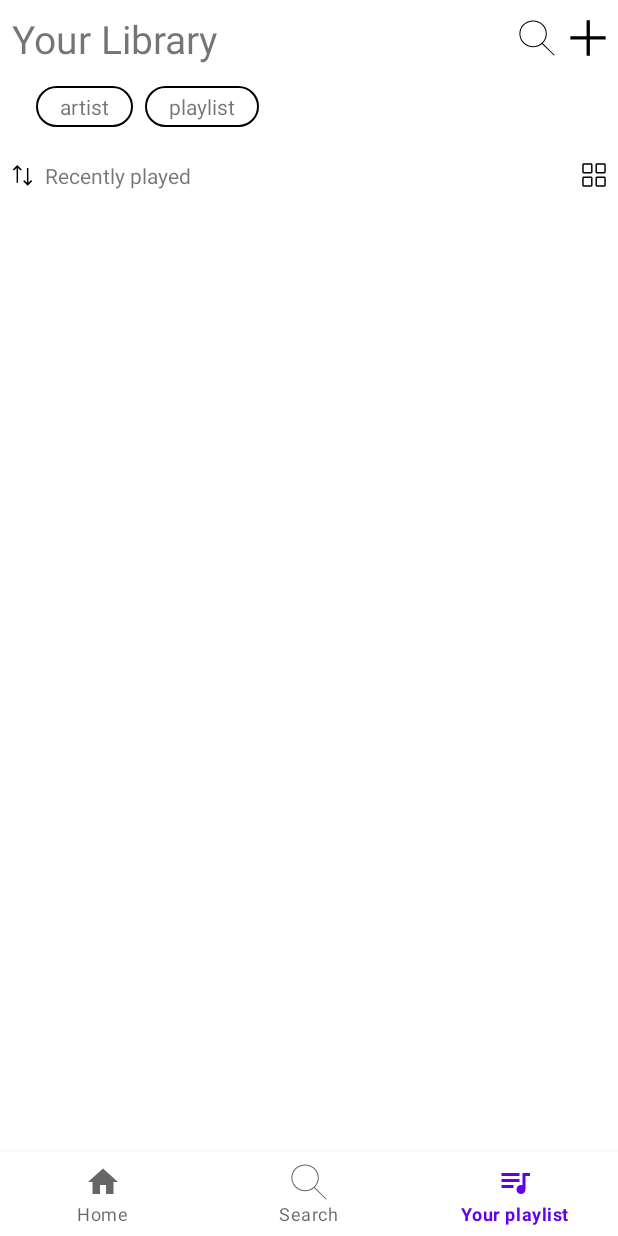
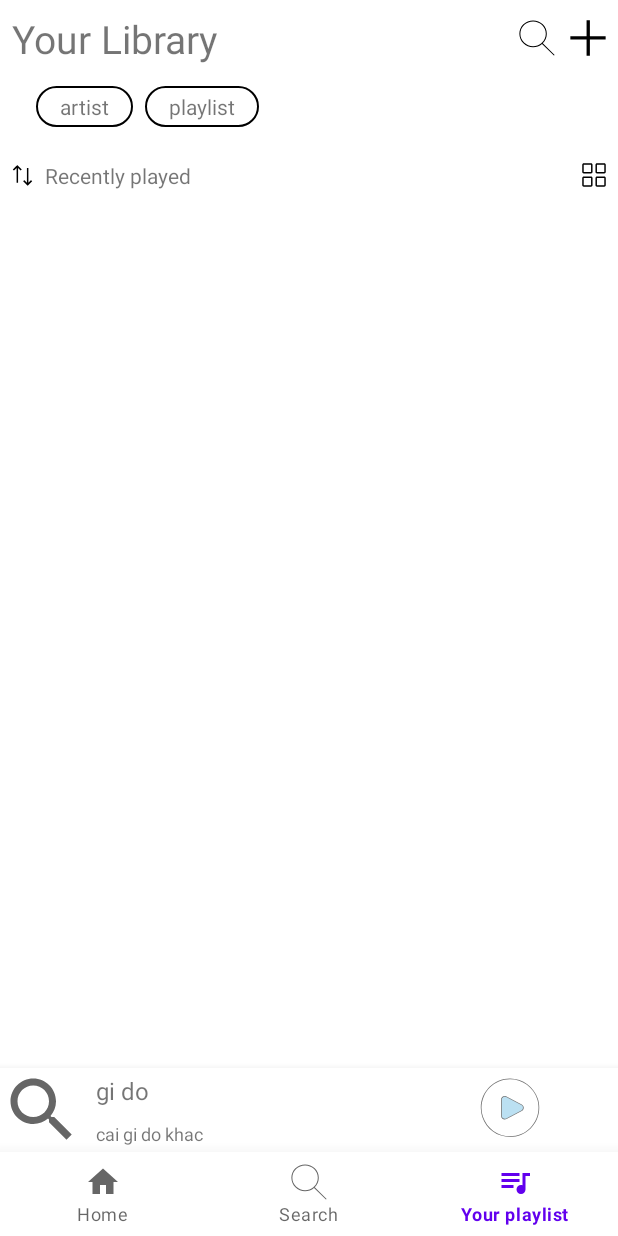
Before and after one commit to anh123abc777/tonezone, an Android app: the YourLibraryFragment screen opened through its navigation route, on a phone screen of 412 x 824 dp. Run offline under Robolectric (Android 15) with nearby library versions, the phone set to English and light mode, and no system bars; our stand-ins replace Room's generated code, data binding, navigation-ui; libraries missing offline, so code that uses them is left out: com.spotify.android, com.spotify.protocol, com.spotify.sdk; pictures from the network do not load; 5 statements that could not run were skipped.

Commit message:
player screen, mini player and spotify app remote

```diff
--- a/app/build.gradle
+++ b/app/build.gradle
@@ -42,6 +42,7 @@ android {
 dependencies {
 
     implementation 'androidx.legacy:legacy-support-v4:1.0.0'
+    implementation files('C:\\Users\\haohao\\Documents\\Kotlin\\spotify-app-remote-release-0.7.2.aar')
     def version_retrofit = "2.9.0"
     def version_navigation = "2.4.0-alpha02"
     def version_moshi = '1.12.0'
@@ -51,6 +52,7 @@ dependencies {
     def version_room = '2.3.0'
     def kotlin_version = "1.5.21"
     def version_kotlin_coroutines = '1.6.0'
+    def version_gson = '2.9.0'
 
 
     implementation 'androidx.core:core-ktx:1.7.0'
@@ -104,4 +106,7 @@ dependencies {
     // Kotlin Extensions and Coroutines support for Room
     implementation "androidx.room:room-ktx:$version_room"
 
+    implementation "com.google.code.gson:gson:$version_gson"
+
+
 }
--- a/app/src/main/java/com/example/tonezone/MainActivity.kt
+++ b/app/src/main/java/com/example/tonezone/MainActivity.kt
@@ -3,17 +3,21 @@ package com.example.tonezone
 import android.annotation.SuppressLint
 import android.content.Intent
 import android.os.Bundle
+import android.widget.Toast
 import androidx.appcompat.app.AppCompatActivity
 import androidx.databinding.DataBindingUtil
 import androidx.navigation.NavController
 import androidx.navigation.findNavController
 import androidx.navigation.ui.setupWithNavController
+import com.bumptech.glide.Glide
+import com.bumptech.glide.request.RequestOptions
 import com.example.tonezone.database.Token
 import com.example.tonezone.database.TokenRepository
 import com.example.tonezone.database.TonezoneDB
 import com.example.tonezone.databinding.ActivityMainBinding
 import com.example.tonezone.network.SpotifyData
 import com.example.tonezone.network.ToneApi
+import com.google.android.material.bottomsheet.BottomSheetBehavior
 import com.spotify.sdk.android.auth.AuthorizationClient
 import com.spotify.sdk.android.auth.AuthorizationRequest
 import com.spotify.sdk.android.auth.AuthorizationResponse
@@ -50,6 +54,7 @@ class MainActivity : AppCompatActivity() {
 
         setupNav()
 
+        temp()
 //        val extractorsFactory = DefaultExtractorsFactory()
 //            .setTsExtractorFlags(DefaultTsPayloadReaderFactory.FLAG_ALLOW_NON_IDR_KEYFRAMES)
 //            .setTsExtractorFlags(DefaultTsPayloadReaderFactory.FLAG_DETECT_ACCESS_UNITS)
@@ -62,6 +67,24 @@ class MainActivity : AppCompatActivity() {
 //            )
 //            .build()
 
+    }
+
+    private fun temp(){
+        val bottomSheetBehavior = BottomSheetBehavior.from(binding.bottomSheet)
+        bottomSheetBehavior.isHideable = false
+
+        Glide.with(binding.miniPlayer.thumbnail.context)
+            .load("https://picsum.photos/200/200")
+            .apply(
+                RequestOptions()
+                    .placeholder(R.drawable.ic_baseline_home_24)
+                    .error(R.drawable.ic_outline_search_24))
+            .into(binding.miniPlayer.thumbnail)
+
+        binding.miniPlayer.miniPlayerFrame.setOnClickListener {
+            bottomSheetBehavior.state = BottomSheetBehavior.STATE_EXPANDED
+            Toast.makeText(application,"t da click",Toast.LENGTH_SHORT).show()
+        }
     }
 
 
@@ -83,7 +106,6 @@ class MainActivity : AppCompatActivity() {
             when (response.type) {
                 AuthorizationResponse.Type.TOKEN -> {
                     token.value = response.accessToken
-//                    gido(response)
                 }
                 AuthorizationResponse.Type.ERROR -> {
                     token.value =  "Not Found"
@@ -107,7 +129,7 @@ class MainActivity : AppCompatActivity() {
     private fun getToken(response: AuthorizationResponse) = runBlocking {
         try {
 
-            var getAlbumTrackDeferred: Deferred<SpotifyData> = ToneApi.retrofitService
+            val getAlbumTrackDeferred: Deferred<SpotifyData> = ToneApi.retrofitService
                 .getAlbumTracksAsync(
                     "Bearer " + response.accessToken,
 
--- /dev/null
+++ b/app/src/main/java/com/example/tonezone/player/PlayerScreenFragment.kt
@@ -0,0 +1,33 @@
+package com.example.tonezone.player
+
+import android.os.Bundle
+import androidx.fragment.app.Fragment
+import android.view.LayoutInflater
+import android.view.View
+import android.view.ViewGroup
+import androidx.lifecycle.ViewModelProvider
+import com.example.tonezone.databinding.FragmentPlayerScreenBinding
+
+class PlayerScreenFragment : Fragment() {
+
+    private lateinit var binding: FragmentPlayerScreenBinding
+    private lateinit var viewModel: PlayerScreenViewModel
+
+    override fun onCreateView(
+        inflater: LayoutInflater, container: ViewGroup?,
+        savedInstanceState: Bundle?
+    ): View {
+
+        binding = FragmentPlayerScreenBinding.inflate(inflater)
+        val application = requireNotNull(activity).application
+        val factory = PlayerScreenViewModelFactory(application)
+        viewModel = ViewModelProvider(requireActivity(),factory).get(PlayerScreenViewModel::class.java)
+        binding.viewModel = viewModel
+        binding.lifecycleOwner = activity
+
+        return binding.root
+    }
+
+//    WTF should I do with this screen????
+
+}
--- /dev/null
+++ b/app/src/main/java/com/example/tonezone/player/PlayerScreenViewModel.kt
@@ -0,0 +1,66 @@
+package com.example.tonezone.player
+
+import android.app.Application
+import android.util.Log
+import androidx.lifecycle.ViewModel
+import com.spotify.android.appremote.api.ConnectionParams
+import com.spotify.android.appremote.api.Connector
+import com.spotify.android.appremote.api.SpotifyAppRemote
+import com.spotify.protocol.types.PlayerState
+import com.spotify.protocol.types.Track
+
+
+class PlayerScreenViewModel(val application: Application) : ViewModel() {
+
+    private val CLIENT_ID = "0546209c8b9b4b66a8d49037c566caa6"
+    private val REDIRECT_URI = "com.tonezone://callback"
+    private var mSpotifyAppRemote: SpotifyAppRemote? = null
+    private var connectionParams = ConnectionParams.Builder(CLIENT_ID)
+        .setRedirectUri(REDIRECT_URI)
+        .showAuthView(true)
+        .build()!!
+    var imgUri = "https://picsum.photos/200/300"
+
+    init {
+        onStart()
+    }
+
+    private fun onStart(){
+        SpotifyAppRemote.connect(application, connectionParams,
+            object : Connector.ConnectionListener {
+                override fun onConnected(spotifyAppRemote: SpotifyAppRemote) {
+                    mSpotifyAppRemote = spotifyAppRemote
+                    Log.d("MainActivity", "Connected! Yay!")
+                }
+                override fun onFailure(throwable: Throwable) {
+                    Log.e("MyActivity", throwable.message, throwable)
+                }
+            })
+    }
+
+    fun onPlay() {
+        mSpotifyAppRemote!!.playerApi.play("spotify:playlist:37i9dQZF1DX2sUQwD7tbmL")
+    }
+
+    fun onPause() {
+        mSpotifyAppRemote!!.playerApi.pause()
+    }
+
+    fun onNext() {
+        mSpotifyAppRemote!!.playerApi.skipNext()
+    }
+
+    fun onPrevious(){
+        mSpotifyAppRemote!!.playerApi.skipPrevious()
+    }
+
+    fun seekTo(posMs: Long){
+        mSpotifyAppRemote!!.playerApi.seekTo(posMs)
+    }
+
+    fun onResume(){
+        mSpotifyAppRemote!!.playerApi.resume()
+    }
+
+
+}
--- /dev/null
+++ b/app/src/main/java/com/example/tonezone/player/PlayerScreenViewModelFactory.kt
@@ -0,0 +1,14 @@
+package com.example.tonezone.player
+
+import android.app.Application
+import androidx.lifecycle.ViewModel
+import androidx.lifecycle.ViewModelProvider
+
+class PlayerScreenViewModelFactory
+    (val application: Application): ViewModelProvider.Factory {
+    override fun <T : ViewModel?> create(modelClass: Class<T>): T {
+        if(modelClass.isAssignableFrom(PlayerScreenViewModel::class.java))
+            return PlayerScreenViewModel(application) as T
+        throw IllegalArgumentException("Unknown VM class")
+    }
+}
--- /dev/null
+++ b/app/src/main/res/drawable/ic_custom_play.xml
@@ -0,0 +1,22 @@
+<vector xmlns:android="http://schemas.android.com/apk/res/android"
+    android:width="96dp"
+    android:height="96dp"
+    android:viewportWidth="96"
+    android:viewportHeight="96">
+  <path
+      android:pathData="M36.5,55.7075L36.5,34.2925C36.5,32.7012 37.3136,31.2605 38.6764,30.4389C40.0392,29.6171 41.693,29.57 43.1004,30.3128L63.3882,41.0203C64.8908,41.8133 65.7878,43.301 65.7878,45C65.7878,46.699 64.8908,48.1867 63.3882,48.9797L43.1004,59.6872C41.693,60.43 40.0392,60.3829 38.6764,59.5612C37.3136,58.7395 36.5,57.2988 36.5,55.7075Z"
+      android:fillColor="#bbe0f2"
+      android:strokeColor="#00000000"/>
+  <path
+      android:pathData="M65.2878,45C65.2878,43.4898 64.4905,42.1674 63.1549,41.4625L42.867,30.755C41.616,30.0947 40.146,30.1366 38.9346,30.867C37.7232,31.5974 37,32.878 37,34.2925L37,55.7075C37,57.122 37.7232,58.4026 38.9346,59.133C40.146,59.8634 41.616,59.9053 42.867,59.245L63.1549,48.5375C64.4905,47.8326 65.2878,46.5102 65.2878,45M66.2878,45C66.2878,46.7419 65.3991,48.4838 63.6216,49.4219L43.3338,60.1294C40.004,61.8868 36,59.4725 36,55.7075L36,34.2925C36,30.5275 40.004,28.1132 43.3338,29.8706L63.6216,40.5781C65.3991,41.5162 66.2878,43.2581 66.2878,45Z"
+      android:fillColor="#707070"
+      android:strokeColor="#00000000"/>
+  <path
+      android:pathData="M48,83.5C44.008,83.5 40.1466,82.897 36.1951,81.6566C32.3982,80.466 28.8155,78.6716 25.5464,76.3233C22.3161,74.0029 19.4705,71.199 17.0888,67.9896C14.676,64.7383 12.7995,61.1505 11.5114,57.3258C10.1767,53.3627 9.5,49.2157 9.5,45C9.5,39.8023 10.5179,34.7604 12.5253,30.0142C14.4644,25.4297 17.2405,21.3123 20.7764,17.7764C24.3123,14.2405 28.4297,11.4644 33.0142,9.5253C37.7604,7.5179 42.8023,6.5 48,6.5C52.1824,6.5 56.2915,7.1666 60.2131,8.4813C64.0134,9.7554 67.5819,11.6175 70.8195,14.0158C74.025,16.3905 76.841,19.2419 79.189,22.4907C81.5683,25.7827 83.4183,29.4166 84.6874,33.2914C85.8733,36.9069 86.5,40.9556 86.5,45C86.5,50.1977 85.4821,55.2396 83.4747,59.9858C81.5356,64.5703 78.7595,68.6877 75.2236,72.2236C71.6877,75.7595 67.5703,78.5356 62.9858,80.4747C58.2396,82.4821 53.1977,83.5 48,83.5Z"
+      android:fillColor="#00FFFFFF"
+      android:strokeColor="#00000000"/>
+  <path
+      android:pathData="M48,7C42.8696,7 37.8932,8.0046 33.209,9.9858C28.6841,11.8997 24.6201,14.6398 21.1299,18.1299C17.6398,21.6201 14.8997,25.6841 12.9858,30.209C11.0046,34.8932 10,39.8696 10,45C10,49.1613 10.6679,53.2546 11.9853,57.1662C13.2566,60.9412 15.1088,64.4824 17.4904,67.6916C19.8412,70.8595 22.6498,73.627 25.8382,75.9172C29.0639,78.2344 32.5987,80.0048 36.3449,81.1795C40.2471,82.4045 44.0596,83 48,83C53.1304,83 58.1068,81.9954 62.791,80.0142C67.3159,78.1003 71.3799,75.3602 74.8701,71.8701C78.3602,68.3799 81.1003,64.3159 83.0142,59.791C84.9954,55.1068 86,50.1304 86,45C86,41.0079 85.3819,37.0131 84.2123,33.4471C82.9592,29.6214 81.1328,26.0337 78.7838,22.7835C76.4658,19.5764 73.6861,16.7617 70.5218,14.4176C67.3265,12.0505 63.8047,10.2128 60.0542,8.9554C56.1839,7.6579 52.1283,7 48,7M48,6C65.2959,6 79.9621,17.2589 85.1626,33.1358C86.3224,36.6719 87,40.7568 87,45C87,66.5391 69.5391,84 48,84C43.9291,84 40.0039,83.3763 36.0454,82.1336C20.4844,77.2541 9,62.4682 9,45C9,23.4609 26.4609,6 48,6Z"
+      android:fillColor="#707070"
+      android:strokeColor="#00000000"/>
+</vector>
--- a/app/src/main/res/layout/activity_main.xml
+++ b/app/src/main/res/layout/activity_main.xml
@@ -7,45 +7,58 @@
 
     </data>
 
-    <androidx.constraintlayout.widget.ConstraintLayout
+    <androidx.coordinatorlayout.widget.CoordinatorLayout
         android:layout_width="match_parent"
         android:layout_height="match_parent"
         tools:context=".MainActivity">
 
 
+        <fragment
+            android:id="@+id/nav_host"
+            android:layout_width="match_parent"
+            android:layout_height="match_parent"
+            android:name="androidx.navigation.fragment.NavHostFragment"
+            app:defaultNavHost="true"
+            app:navGraph="@navigation/main_navigation"
+            android:layout_gravity="top"
+            />
+
         <com.google.android.material.bottomnavigation.BottomNavigationView
             android:id="@+id/bottomBar"
             android:layout_width="match_parent"
             android:layout_height="wrap_content"
-            app:layout_constraintBottom_toBottomOf="parent"
-            app:layout_constraintEnd_toEndOf="parent"
-            app:layout_constraintStart_toStartOf="parent"
             app:menu="@menu/bottom_navigation_menu"
+            android:layout_gravity="bottom"
+            app:elevation="16dp"
             />
 
-        <fragment
-            android:id="@+id/nav_host"
+        <include
+            layout="@layout/mini_player"
+            android:id="@+id/mini_player"
+            android:layout_width="match_parent"
+            android:layout_height="56dp"
+            android:layout_gravity="bottom"
+            android:layout_marginBottom="56dp"
+            />
+        <androidx.core.widget.NestedScrollView
+            android:id="@+id/bottomSheet"
             android:layout_width="match_parent"
             android:layout_height="match_parent"
-            app:layout_constraintEnd_toEndOf="parent"
-            app:layout_constraintStart_toStartOf="parent"
-            app:layout_constraintTop_toTopOf="parent"
-            android:name="androidx.navigation.fragment.NavHostFragment"
-            app:defaultNavHost="true"
-            app:navGraph="@navigation/main_navigation"
-            android:visibility="gone"
-            />
+            android:background="@color/white"
+            app:behavior_hideable="true"
+            app:behavior_peekHeight="0dp"
+            android:elevation="16dp"
+            app:layout_behavior="com.google.android.material.bottomsheet.BottomSheetBehavior"
+            >
+            <fragment
+                android:id="@+id/nav_player"
+                android:layout_width="match_parent"
+                android:layout_height="match_parent"
+                android:layout_gravity="top"
+                android:name="com.example.tonezone.player.PlayerScreenFragment"
+                >
+            </fragment>
+        </androidx.core.widget.NestedScrollView>
 
-<!--        <androidx.recyclerview.widget.RecyclerView-->
-<!--            android:id="@+id/group_playlist"-->
-<!--            android:layout_width="wrap_content"-->
-<!--            android:layout_height="wrap_content"-->
-<!--            app:layout_constraintStart_toStartOf="parent"-->
-<!--            app:layout_constraintTop_toTopOf="parent"-->
-<!--            app:layoutManager="androidx.recyclerview.widget.LinearLayoutManager"-->
-<!--            android:orientation="vertical"-->
-<!--            tools:listitem="@layout/item_track"-->
-<!--            />-->
-
-    </androidx.constraintlayout.widget.ConstraintLayout>
+    </androidx.coordinatorlayout.widget.CoordinatorLayout>
 </layout>
--- /dev/null
+++ b/app/src/main/res/layout/mini_player.xml
@@ -0,0 +1,68 @@
+<?xml version="1.0" encoding="utf-8"?>
+<layout xmlns:tools="http://schemas.android.com/tools"
+    xmlns:android="http://schemas.android.com/apk/res/android">
+
+    <data>
+
+    </data>
+
+    <RelativeLayout
+        android:id="@+id/miniPlayerFrame"
+        android:layout_width="match_parent"
+        android:layout_height="56dp"
+        android:background="@color/white"
+        android:elevation="8dp"
+        tools:ignore="ExtraText">
+<!--        setVisibilityLayout="@{song}"-->
+<!--        android:onClick="@{() -> viewModel.showBottomSheet()}"-->
+
+
+        <ImageView
+            android:id="@+id/thumbnail"
+            android:layout_width="56dp"
+            android:layout_height="56dp"
+            android:layout_centerVertical="true"
+            android:layout_alignParentStart="true"
+        />
+
+
+        <TextView
+            android:id="@+id/songName"
+            android:layout_width="200dp"
+            android:layout_height="wrap_content"
+            android:textSize="16sp"
+            android:layout_toEndOf="@+id/thumbnail"
+            android:layout_alignParentTop="true"
+            android:layout_marginStart="8dp"
+            android:layout_marginTop="4dp"
+            android:text="gi do"
+            />
+<!--        android:text="@{song.name}"-->
+
+        <TextView
+            android:id="@+id/artists"
+            android:layout_width="wrap_content"
+            android:layout_height="wrap_content"
+            android:textSize="12sp"
+            android:layout_toEndOf="@+id/thumbnail"
+            android:layout_alignParentBottom="true"
+            android:layout_marginStart="8dp"
+            android:layout_marginBottom="4dp"
+            android:text="cai gi do khac"
+            />
+
+<!--        android:text="@{song.artists_names}"-->
+
+
+        <androidx.appcompat.widget.AppCompatButton
+            android:id="@+id/play"
+            android:layout_width="48dp"
+            android:layout_height="48dp"
+            android:layout_alignParentEnd="true"
+            android:layout_marginEnd="48dp"
+            android:layout_centerVertical="true"
+            android:background="@drawable/ic_custom_play"
+            />
+<!--        android:onClick="@{() -> viewModel.onChangeStatePlay()}"    -->
+    </RelativeLayout>
+</layout>
--- a/app/src/main/res/values-night/themes.xml
+++ b/app/src/main/res/values-night/themes.xml
@@ -2,7 +2,7 @@
     <!-- Base application theme. -->
     <style name="Theme.ToneZone" parent="Theme.MaterialComponents.Light.NoActionBar">
         <!-- Primary brand color. -->
-        <item name="colorPrimary">@color/purple_200</item>
+        <item name="colorPrimary">@color/primary</item>
         <item name="colorPrimaryVariant">@color/purple_700</item>
         <item name="colorOnPrimary">@color/black</item>
         <!-- Secondary brand color. -->
--- a/app/src/main/res/values/colors.xml
+++ b/app/src/main/res/values/colors.xml
@@ -7,4 +7,5 @@
     <color name="teal_700">#FF018786</color>
     <color name="black">#FF000000</color>
     <color name="white">#FFFFFFFF</color>
+    <color name="primary">#8AB1C2</color>
 </resources>
```
Also changed, not shown: app/src/main/res/drawable/ic_next.xml (added, +19 -0 lines), app/src/main/res/drawable/ic_previous.xml (added, +19 -0 lines), app/src/main/res/layout/fragment_player_screen.xml (added, +168 -0 lines).
